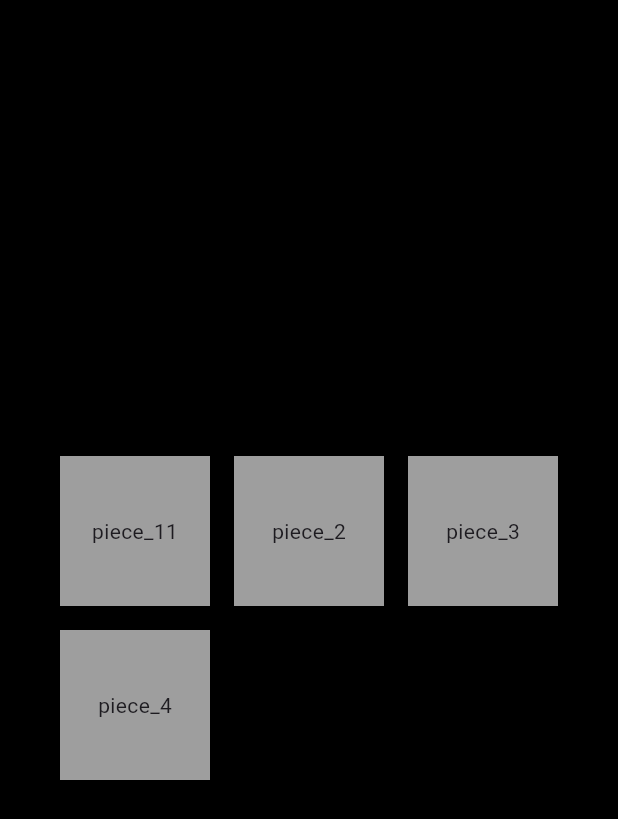
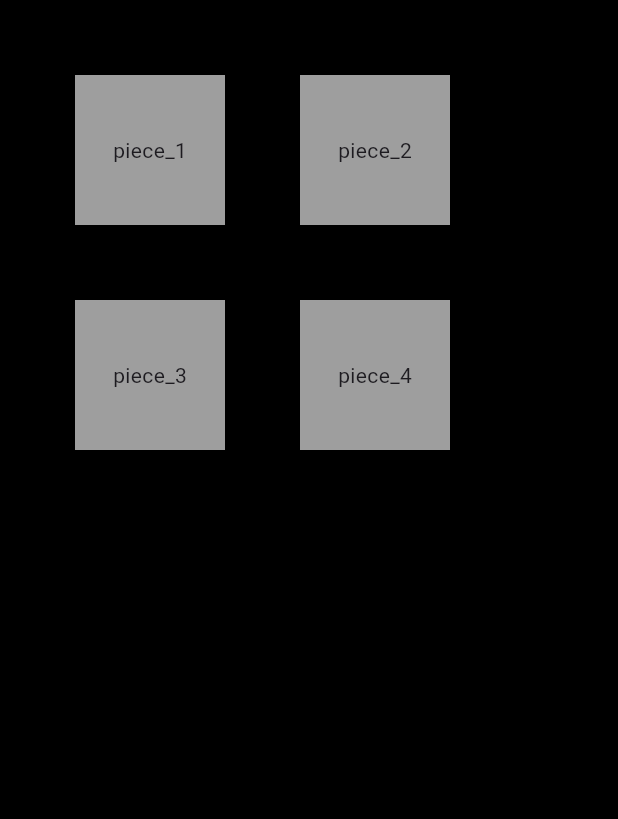
Before and after one commit to bstamenkovits/jigsaw-puzzle, a Flutter app: the screen it shows after launch, on a phone screen of 412 x 824 dp. Shown: the top 819 px of the screen. Run offline on Flutter 3.47's test engine with Material 3 defaults, Android fonts, the phone set to English and light mode, and no system bars.

Commit message:
draggable pieces

```diff
--- a/lib/board.dart
+++ b/lib/board.dart
@@ -10,16 +10,50 @@ class Board extends StatefulWidget {
 
 class _BoardState extends State<Board> {
   final List<PieceData> pieces = [
-    PieceData(id: "piece_11"),
-    PieceData(id: "piece_2"),
-    PieceData(id: "piece_3"),
-    PieceData(id: "piece_4"),
+    PieceData(id: "piece_1", position: const Offset(50, 50)),
+    PieceData(id: "piece_2", position: const Offset(200, 50)),
+    PieceData(id: "piece_3", position: const Offset(50, 200)),
+    PieceData(id: "piece_4", position: const Offset(200, 200)),
   ];
 
   @override
   Widget build(BuildContext context) {
-    return Wrap(
-      children: pieces.map((data) => Piece(data: data)).toList(),
+    /// "camera"
+    return InteractiveViewer(
+      minScale: 0.5,
+      maxScale: 2.0,
+      boundaryMargin: const EdgeInsets.all(1000),
+
+      /// "canvas"
+      child: Container(
+        width: 2000,
+        height: 2000,
+        color: Colors.black,
+
+        /// Puzzle Pieces
+        child: Stack(
+          children: pieces.map((data) {
+            return Positioned(
+              /// Position of the piece inside of the "canvas"
+              left: data.position.dx,
+              top: data.position.dy,
+
+              /// setState method rebuilds the UI
+              /// this updates left and top attribute of the Positioned widget
+              child: Piece(
+                data: data,
+                /// callback function that gets executed whenever a "drag" input
+                /// is detected
+                onDrag: (delta) {
+                  setState(() {
+                    data.position += delta;
+                  });
+                },
+              ),
+            );
+          }).toList(),
+        ),
+      ),
     );
   }
 }
--- a/lib/piece.dart
+++ b/lib/piece.dart
@@ -2,11 +2,12 @@ import 'package:flutter/material.dart';
 
 /// Data model for a jigsaw puzzle piece.
 class PieceData {
-
   /// Unique identifier for the piece.
   final String id;
+  /// Current position of the piece on the board.
+  Offset position;
 
-  PieceData({required this.id});
+  PieceData({required this.id, this.position = Offset.zero});
 }
 
 
@@ -15,17 +16,26 @@ class Piece extends StatelessWidget {
   /// The data associated with this piece.
   final PieceData data;
 
-  const Piece({super.key, required this.data});
+  /// Callback when the piece is dragged.
+  final Function(Offset delta) onDrag;
+
+  const Piece({super.key, required this.data, required this.onDrag});
 
   @override
   Widget build(BuildContext context) {
-    return Container(
-      width: 100,
-      height: 100,
-      margin: const EdgeInsets.all(8),
-      color: Colors.grey,
-      child: Center(
-        child: Text(data.id),
+    return GestureDetector(
+      /// when user performs a pan input, call the onDrag method
+      /// (method defined at class instantiation)
+      onPanUpdate: (details) => onDrag(details.delta),
+
+      /// Visual representation of puzzle piece
+      child: Container(
+        width: 100,
+        height: 100,
+        color: Colors.grey,
+        child: Center(
+          child: Text(data.id),
+        ),
       ),
     );
   }
```
